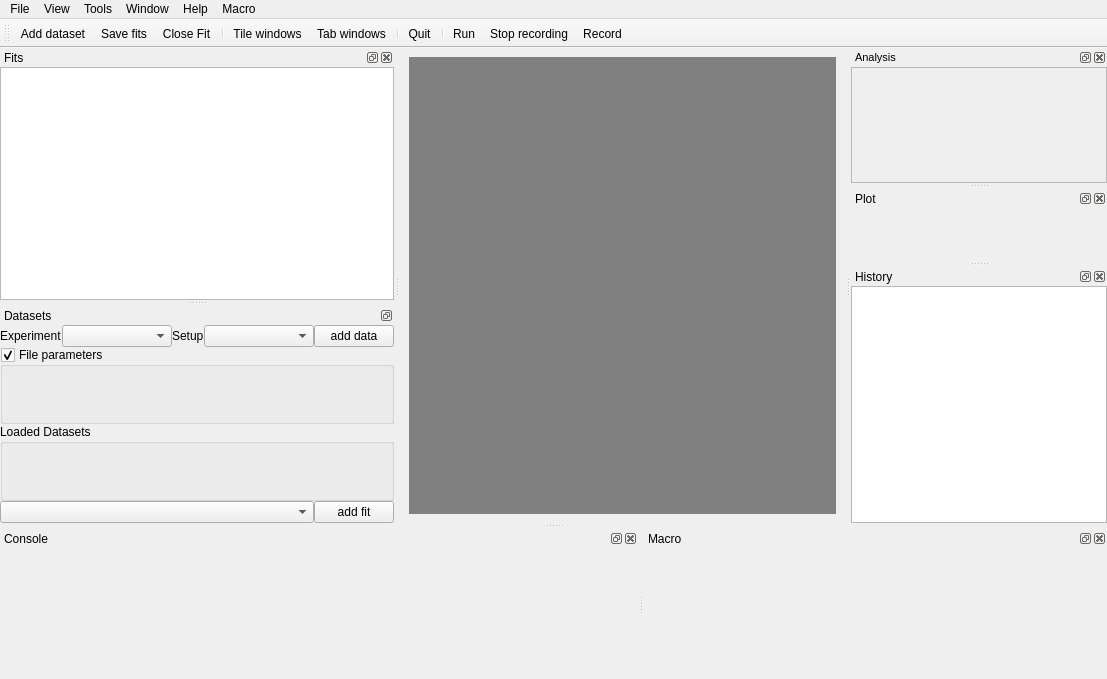
Above: mfm/ui/mainwindow.ui from Fluorescence-Tools/chisurf before the change. Below: the same form after it.
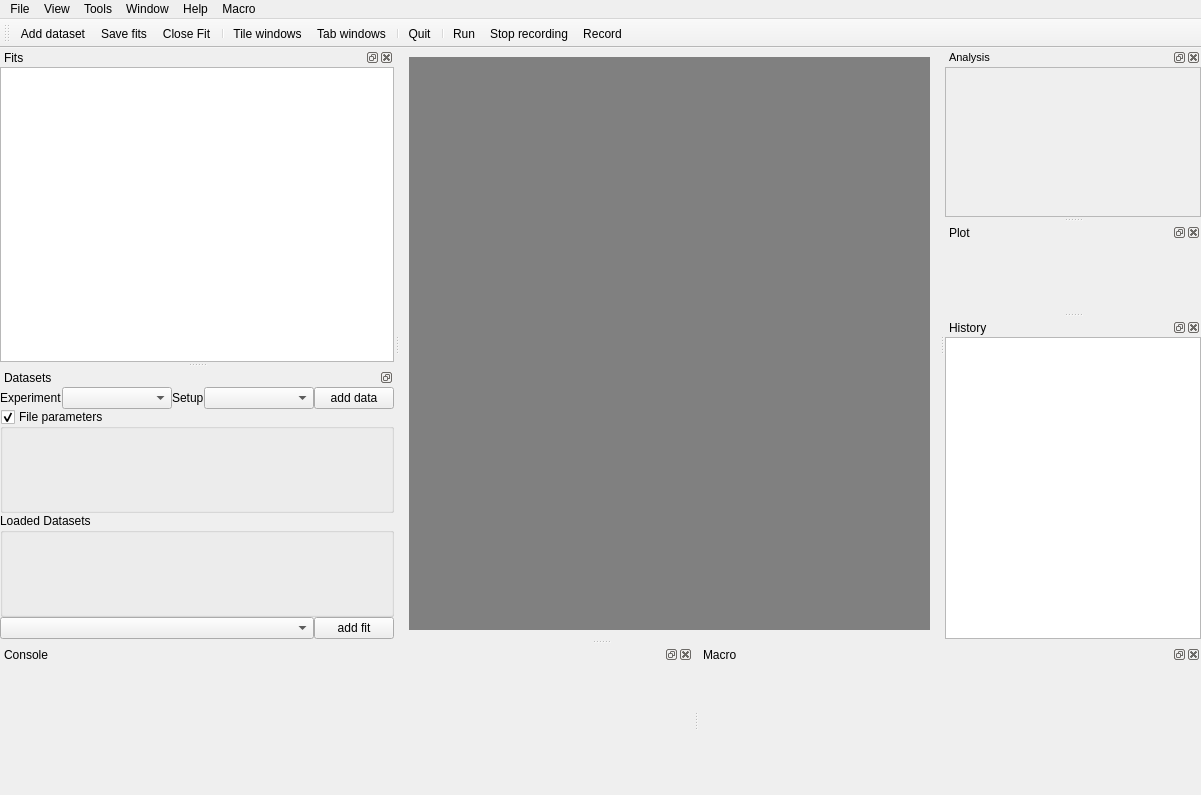
That is the form after the change. Icons and pictures are not drawn.

Patch:
```diff
--- a/mfm/ui/mainwindow.ui
+++ b/mfm/ui/mainwindow.ui
@@ -9,8 +9,8 @@
    <rect>
     <x>0</x>
     <y>0</y>
-    <width>1107</width>
-    <height>679</height>
+    <width>1201</width>
+    <height>795</height>
    </rect>
   </property>
   <property name="sizePolicy">
@@ -206,7 +206,7 @@
           <x>0</x>
           <y>0</y>
           <width>254</width>
-          <height>109</height>
+          <height>145</height>
          </rect>
         </property>
         <property name="sizePolicy">
@@ -325,7 +325,7 @@
     <rect>
      <x>0</x>
      <y>0</y>
-     <width>1107</width>
+     <width>1201</width>
      <height>22</height>
     </rect>
    </property>
```
Left out of the diff: 48 changed lines with no effect on the pictures.
